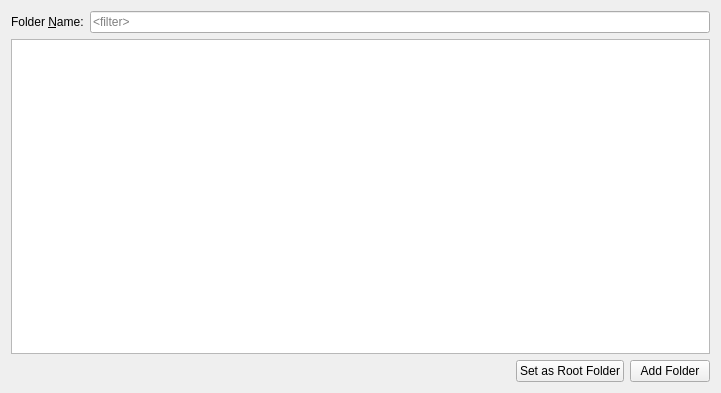
The window that MainWindow/FoldersView.ui (towel42-com/RulesMaker) describes before a commit, drawn with Qt 5.
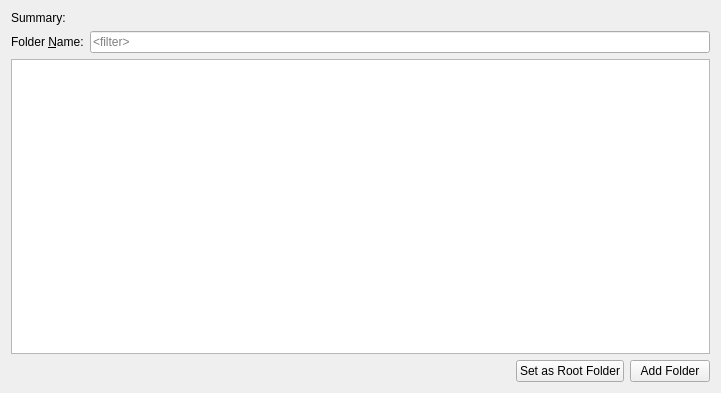
The same window after the commit.

Commit message: Support for Sender as well as from filters

```diff
--- a/MainWindow/FoldersView.ui
+++ b/MainWindow/FoldersView.ui
@@ -14,40 +14,7 @@
    <string>Dialog</string>
   </property>
   <layout class="QGridLayout" name="gridLayout">
-   <item row="0" column="0">
-    <widget class="QLabel" name="label">
-     <property name="sizePolicy">
-      <sizepolicy hsizetype="Maximum" vsizetype="Preferred">
-       <horstretch>0</horstretch>
-       <verstretch>0</verstretch>
-      </sizepolicy>
-     </property>
-     <property name="text">
-      <string>Folder &amp;Name:</string>
-     </property>
-     <property name="buddy">
-      <cstring>filter</cstring>
-     </property>
-    </widget>
-   </item>
-   <item row="0" column="1" colspan="3">
-    <widget class="QLineEdit" name="filter">
-     <property name="placeholderText">
-      <string>&lt;filter&gt;</string>
-     </property>
-    </widget>
-   </item>
-   <item row="1" column="0" colspan="4">
-    <widget class="QTreeView" name="folders">
-     <property name="editTriggers">
-      <set>QAbstractItemView::NoEditTriggers</set>
-     </property>
-     <property name="sortingEnabled">
-      <bool>true</bool>
-     </property>
-    </widget>
-   </item>
-   <item row="2" column="0" colspan="2">
+   <item row="3" column="0" colspan="2">
     <spacer name="horizontalSpacer">
      <property name="orientation">
       <enum>Qt::Horizontal</enum>
@@ -60,7 +27,7 @@
      </property>
     </spacer>
    </item>
-   <item row="2" column="2">
+   <item row="3" column="2">
     <widget class="QPushButton" name="setRootFolderBtn">
      <property name="sizePolicy">
       <sizepolicy hsizetype="Maximum" vsizetype="Fixed">
@@ -73,7 +40,40 @@
      </property>
     </widget>
    </item>
-   <item row="2" column="3">
+   <item row="1" column="1" colspan="3">
+    <widget class="QLineEdit" name="filter">
+     <property name="placeholderText">
+      <string>&lt;filter&gt;</string>
+     </property>
+    </widget>
+   </item>
+   <item row="2" column="0" colspan="4">
+    <widget class="QTreeView" name="folders">
+     <property name="editTriggers">
+      <set>QAbstractItemView::NoEditTriggers</set>
+     </property>
+     <property name="sortingEnabled">
+      <bool>true</bool>
+     </property>
+    </widget>
+   </item>
+   <item row="1" column="0">
+    <widget class="QLabel" name="label">
+     <property name="sizePolicy">
+      <sizepolicy hsizetype="Maximum" vsizetype="Preferred">
+       <horstretch>0</horstretch>
+       <verstretch>0</verstretch>
+      </sizepolicy>
+     </property>
+     <property name="text">
+      <string>Folder &amp;Name:</string>
+     </property>
+     <property name="buddy">
+      <cstring>filter</cstring>
+     </property>
+    </widget>
+   </item>
+   <item row="3" column="3">
     <widget class="QPushButton" name="addFolder">
      <property name="sizePolicy">
       <sizepolicy hsizetype="Maximum" vsizetype="Fixed">
@@ -86,6 +86,13 @@
      </property>
     </widget>
    </item>
+   <item row="0" column="0" colspan="4">
+    <widget class="QLabel" name="summary">
+     <property name="text">
+      <string>Summary:</string>
+     </property>
+    </widget>
+   </item>
   </layout>
  </widget>
  <resources/>
```
The commit also changes 28 other files.
